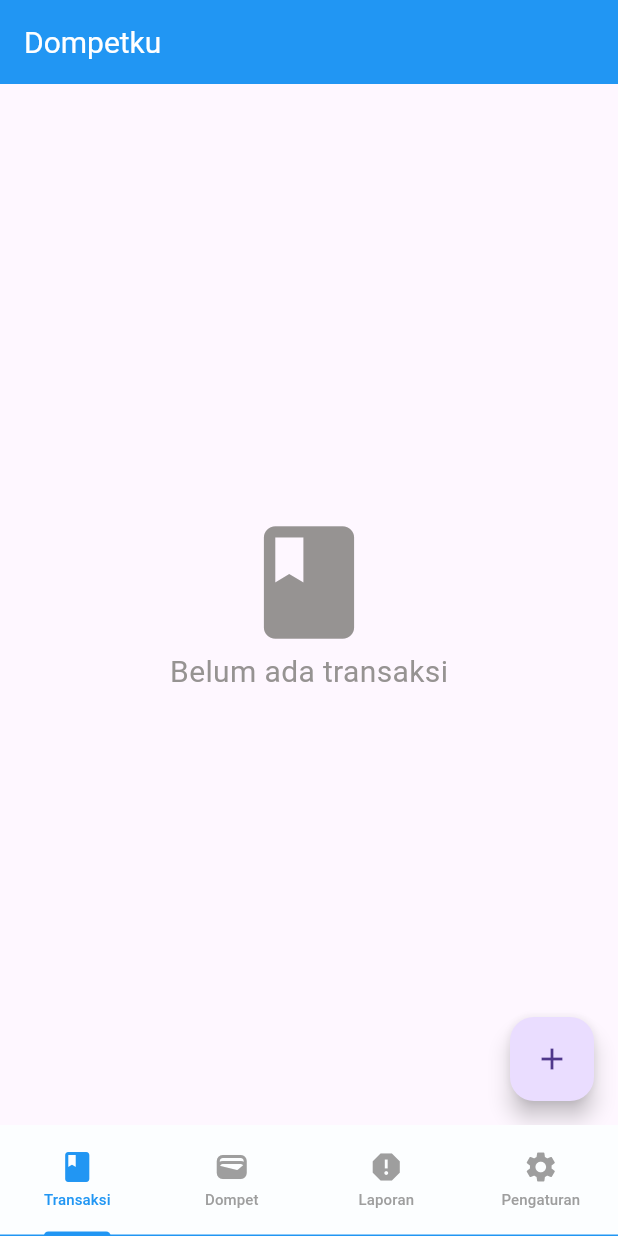
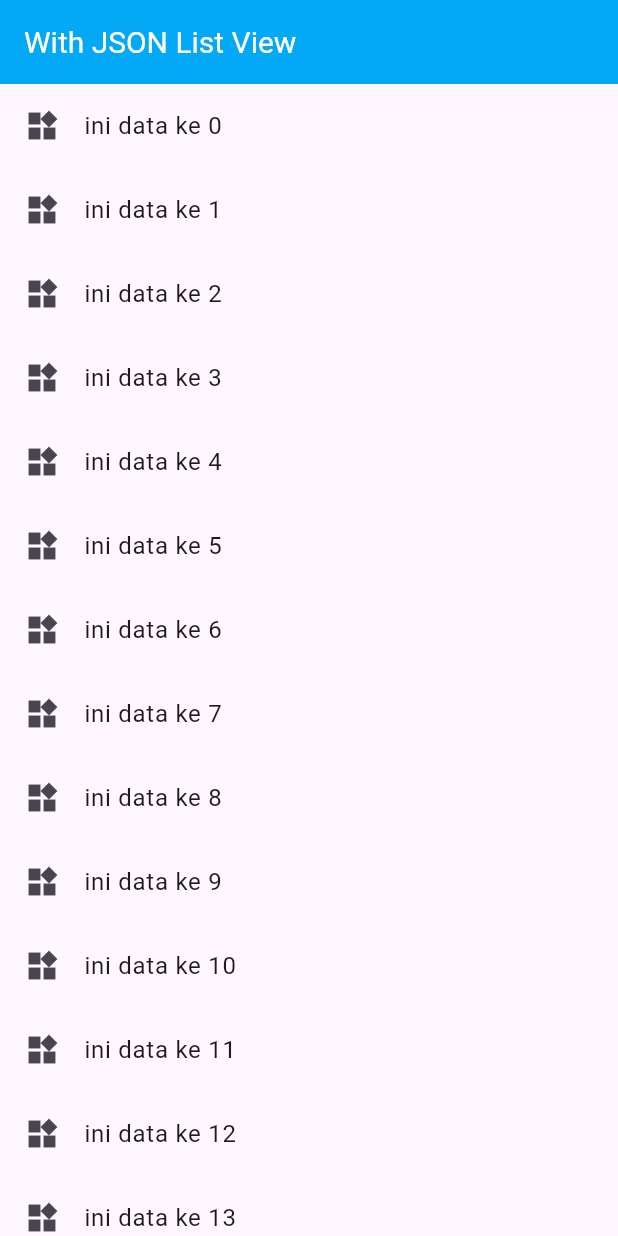
Before and after one commit to farelar/ApkDompetKu, a Flutter app: the screen it shows after launch, on a phone screen of 412 x 824 dp. Run offline on Flutter 3.47's test engine with Material 3 defaults, Android fonts, the phone set to English and light mode, and no system bars.

Commit message:
coba_listviejson

```diff
--- a/lib/hal_headshet.dart
+++ b/lib/hal_headshet.dart
@@ -12,7 +12,7 @@ class Headshet extends StatelessWidget {
             Padding(padding: EdgeInsets.all(20.0)),
             Text("Headshet", style: TextStyle(fontSize: 30.0)),
             Padding(padding: EdgeInsets.all(20.0)),
-            new Icon(Icons.headset, size: 90.0),
+            Image.asset("img/headshet.jpg", width: 300.0, ),
           ],
         ),
       ),
--- a/lib/hal_komputer.dart
+++ b/lib/hal_komputer.dart
@@ -12,7 +12,7 @@ class Computer extends StatelessWidget {
             Padding(padding: EdgeInsets.all(20.0)),
             Text("Computer", style: TextStyle(fontSize: 30.0)),
             Padding(padding: EdgeInsets.all(20.0)),
-            new Icon(Icons.computer, size: 90.0),
+            Image.asset("img/computer.jpg", width: 300.0,),
           ],
         ),
       ),
--- a/lib/hal_radio.dart
+++ b/lib/hal_radio.dart
@@ -12,7 +12,8 @@ class Radio extends StatelessWidget {
             Padding(padding: EdgeInsets.all(20.0)),
             Text("Radio", style: TextStyle(fontSize: 30.0)),
             Padding(padding: EdgeInsets.all(20.0)),
-            new Icon(Icons.radio, size: 90.0),
+            Image(image: NetworkImage("https://encrypted-tbn0.gstatic.com/images?q=tbn:ANd9GcRqyGgp3OPYLO65BGaYVkACUkWkSghr7bs9AbeycXjMEw&s=10"), width: 210.0,)
+            // new Icon(Icons.radio, size: 90.0),
           ],
         ),
       ),
--- /dev/null
+++ b/lib/listviewjson.dart
@@ -0,0 +1,30 @@
+import 'package:flutter/material.dart';
+
+class Listviewjson extends StatelessWidget {
+  const Listviewjson({super.key, required this.data});
+
+  final List<String> data;
+
+  @override
+  Widget build(BuildContext context) {
+    return Scaffold(
+      appBar: AppBar(
+        title: Text("With JSON List View"),
+        titleTextStyle: TextStyle(color: Colors.white, fontSize: 20.0),
+        backgroundColor: Colors.lightBlue,
+      ),
+
+      body: Container(
+        child: ListView.builder(
+          itemCount: data?.length?? 0,
+          itemBuilder: (context, index) {
+            return ListTile(
+              leading: Icon(Icons.widgets),
+              title: Text("${data[index]}"),
+            );
+          },
+        ),
+      ),
+    );
+  }
+}
--- a/lib/main.dart
+++ b/lib/main.dart
@@ -5,10 +5,12 @@ import 'package:apk_keuangan/card_parsing.dart';
 import 'package:apk_keuangan/DompetKu.dart';
 import 'package:apk_keuangan/navigation_route.dart';
 import 'package:apk_keuangan/tabbar.dart';
+import 'package:apk_keuangan/listview.dart';
+import 'package:apk_keuangan/listviewjson.dart';
 void main() {
   runApp(
     MaterialApp(
-      home:  Dompetku(),
+      home:  Listviewjson(data: List<String>.generate(100, (i) => "ini data ke $i"),),
       title: "navigasi",
       routes: <String, WidgetBuilder>{
         '/Navigation': (BuildContext context)=> navigation(),
--- a/pubspec.yaml
+++ b/pubspec.yaml
@@ -58,9 +58,9 @@ flutter:
   uses-material-design: true
 
   # To add assets to your application, add an assets section, like this:
-  # assets:
-  #   - images/a_dot_burr.jpeg
-  #   - images/a_dot_ham.jpeg
+  assets:
+    - img/headshet.jpg
+    - img/computer.jpg
 
   # An image asset can refer to one or more resolution-specific "variants", see
   # https://flutter.dev/to/resolution-aware-images
```
Also changed, not shown: lib/listview.dart (added, +122 -0 lines), img/computer.jpg (added), img/headshet.jpg (added).
